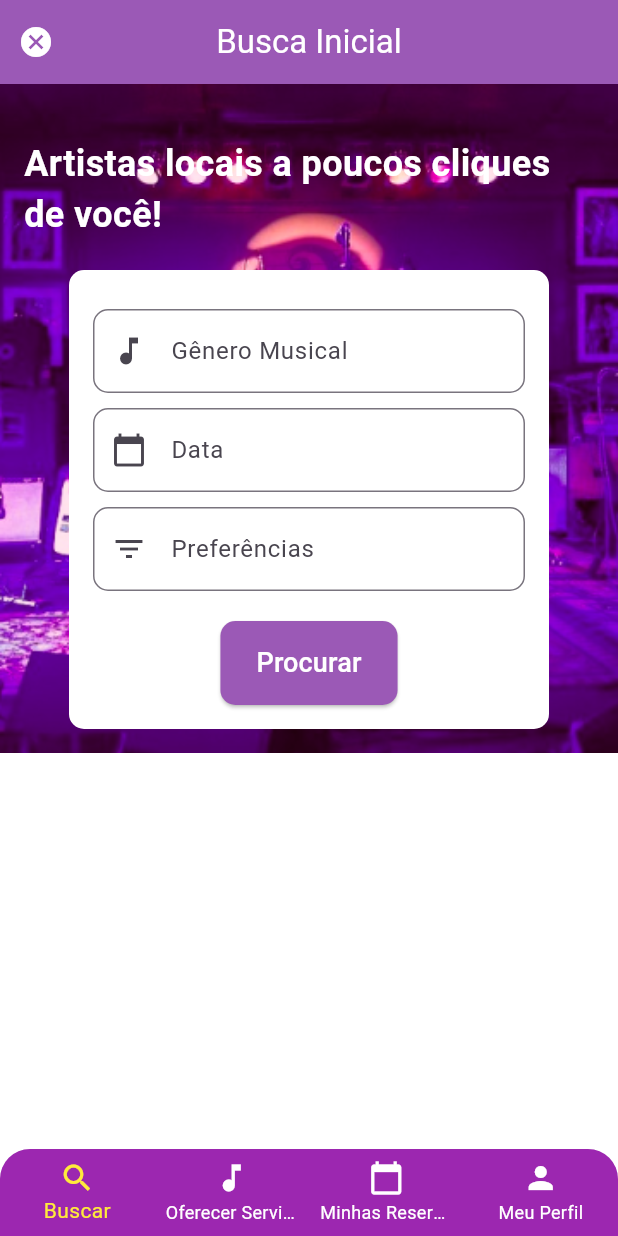
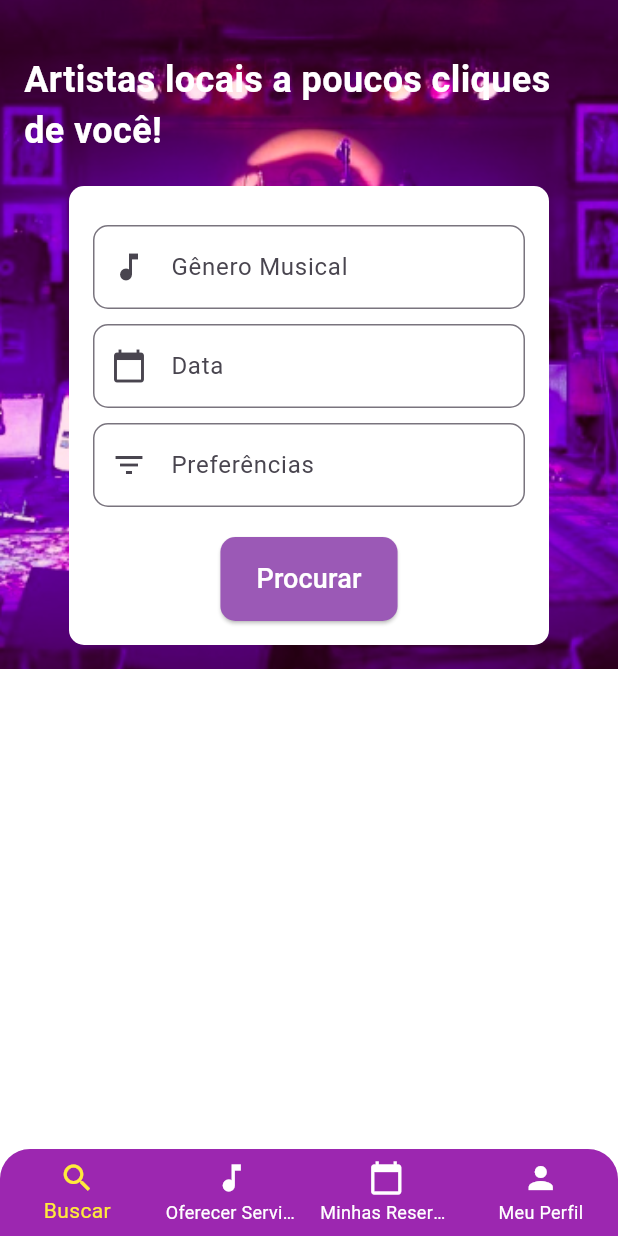
Before and after one commit to antoniosereno95/marcasom, a Flutter app: the BuscaInicial screen opened by its route, on a phone screen of 412 x 824 dp. Run offline on Flutter 3.47's test engine with Material 3 defaults, Android fonts, the phone set to English and light mode, and no system bars; our stand-ins replace flutter_svg, flutter_typeahead, page_transition.

Commit message:
Removendo appBar da home

```diff
--- a/lib/screens/buscaInicial.dart
+++ b/lib/screens/buscaInicial.dart
@@ -9,7 +9,6 @@ class BuscaInicial extends StatelessWidget {
   @override
   Widget build(BuildContext context) {
     return Scaffold(
-      appBar: const MarcasomAppBar(title: 'Busca Inicial'),
       backgroundColor: Colors.transparent,
       body: Container(
         decoration: const BoxDecoration(
```
